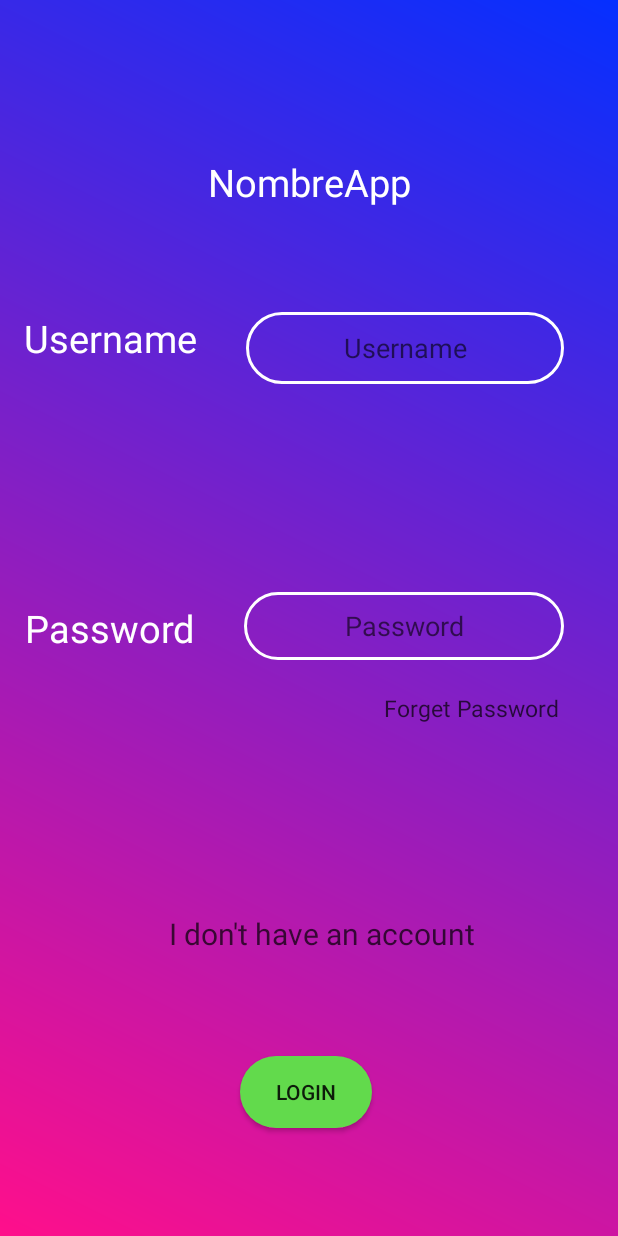
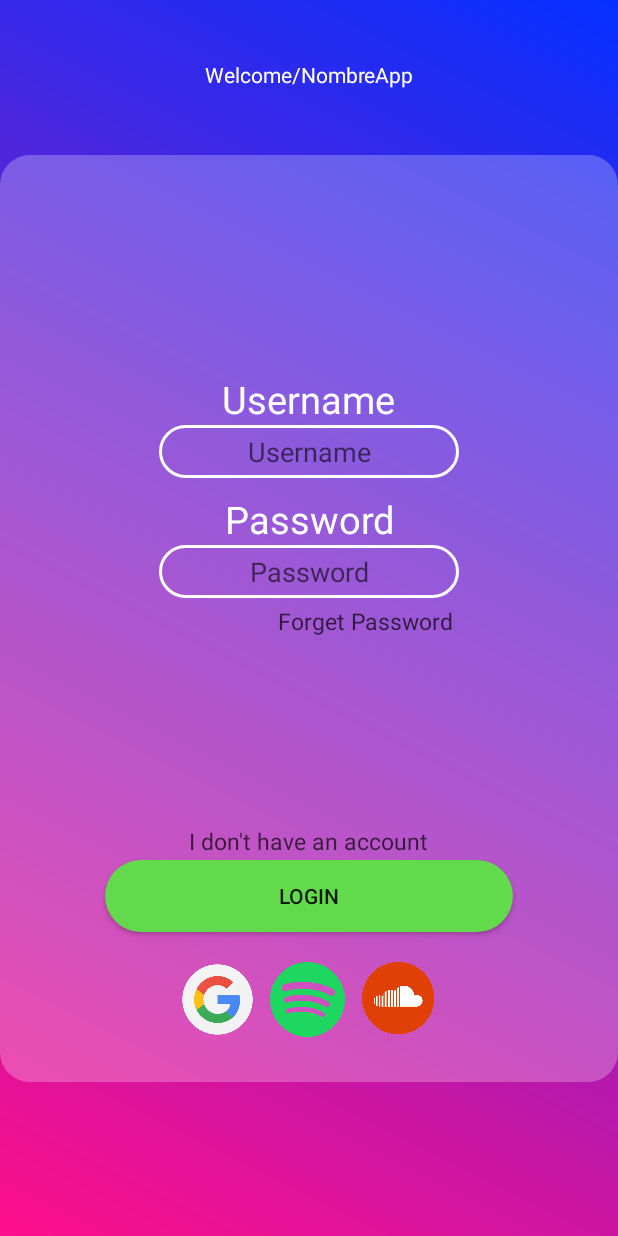
Before and after one commit to David-Francesch/TFG, an Android app: the screen it shows after launch (MainActivity), on a phone screen of 412 x 824 dp. Run offline under Robolectric (Android 15) with nearby library versions, the phone set to English and light mode, and no system bars.

Commit message:
Fondo y login nuevo

```diff
--- a/app/src/main/java/com/example/tfg/MainActivity.java
+++ b/app/src/main/java/com/example/tfg/MainActivity.java
@@ -49,4 +49,8 @@ public class MainActivity extends AppCompatActivity {
         Intent intentFPass = new Intent(this, loginv2.class);
         startActivity(intentFPass);
     }
+
+    public void registroPlatforms(View view){
+
+    }
 }
--- a/app/src/main/java/com/example/tfg/RegisterWindow.java
+++ b/app/src/main/java/com/example/tfg/RegisterWindow.java
@@ -17,7 +17,6 @@ import java.util.Calendar;
 public class RegisterWindow extends AppCompatActivity implements DatePickerDialog.OnDateSetListener {
 
     TextView fechaText;
-    int test;
 
     @Override
     protected void onCreate(Bundle savedInstanceState) {
--- a/app/src/main/res/layout/activity_main.xml
+++ b/app/src/main/res/layout/activity_main.xml
@@ -8,114 +8,176 @@
     android:background="@drawable/bg_colors"
     style="@style/AppTheme">
 
-    <TextView
-        android:id="@+id/NombreApp"
-        android:layout_width="wrap_content"
-        android:layout_height="wrap_content"
-        android:text="NombreApp"
-        android:textAlignment="center"
-
+    <RelativeLayout
+        android:layout_width="match_parent"
+        android:layout_height="0dp"
+        android:background="@drawable/fondoshape"
+        android:backgroundTint="@color/whiteTransparente"
         app:layout_constraintBottom_toBottomOf="parent"
         app:layout_constraintEnd_toEndOf="parent"
         app:layout_constraintStart_toStartOf="parent"
         app:layout_constraintTop_toTopOf="parent"
-        app:layout_constraintVertical_bias="0.132"
-        style="@style/TextLabels"/>
-
+        app:layout_constraintHeight_percent=".75">
 
         <TextView
-        android:id="@+id/UserText"
+            android:id="@+id/usertx"
             style="@style/TextLabels"
             android:layout_width="wrap_content"
             android:layout_height="wrap_content"
-        android:layout_marginStart="16dp"
-        android:layout_marginTop="208dp"
+            android:layout_alignParentTop="true"
+            android:layout_centerInParent="true"
+            android:layout_marginTop="140dp"
+            android:paddingTop="5dp"
             android:text="@string/usuario"
+            app:layout_constraintBottom_toBottomOf="parent"
+            app:layout_constraintEnd_toEndOf="parent"
+            app:layout_constraintStart_toStartOf="parent"
+            app:layout_constraintTop_toTopOf="parent" />
+
+        <EditText
+            android:id="@+id/passField"
+            style="@style/textInputs"
+            android:layout_width="200dp"
+            android:layout_height="35dp"
+            android:layout_alignParentTop="true"
+            android:layout_centerInParent="true"
+            android:layout_marginTop="260dp"
+            android:hint="@string/password"
+            android:inputType="textPersonName"
+            app:layout_constraintBottom_toBottomOf="parent"
+            app:layout_constraintEnd_toEndOf="parent"
             app:layout_constraintStart_toStartOf="parent"
             app:layout_constraintTop_toTopOf="parent" />
 
         <TextView
-        android:id="@+id/PassText"
+            android:id="@+id/passtx"
             style="@style/TextLabels"
             android:layout_width="wrap_content"
             android:layout_height="wrap_content"
-        android:layout_marginStart="16dp"
-        android:layout_marginBottom="388dp"
+            android:layout_alignParentTop="true"
+            android:layout_centerInParent="true"
+            android:layout_marginTop="220dp"
+            android:paddingTop="5dp"
             android:text="@string/password"
             app:layout_constraintBottom_toBottomOf="parent"
-        app:layout_constraintStart_toStartOf="parent" />
+            app:layout_constraintEnd_toEndOf="parent"
+            app:layout_constraintStart_toStartOf="parent"
+            app:layout_constraintTop_toTopOf="parent" />
 
         <EditText
+            android:id="@+id/userField"
             style="@style/textInputs"
-        android:id="@+id/userField"
-        android:layout_width="212dp"
-        android:layout_height="48dp"
-        android:layout_marginTop="208dp"
-        android:layout_marginEnd="36dp"
-        android:ems="10"
+            android:layout_width="200dp"
+            android:layout_height="35dp"
+            android:layout_alignParentTop="true"
+            android:layout_centerInParent="true"
+            android:layout_marginTop="180dp"
+            android:hint="@string/usuario"
             android:inputType="textPersonName"
-        android:hint="@string/usuario"
-        app:layout_constraintEnd_toEndOf="parent"
-        app:layout_constraintTop_toTopOf="parent"/>
-
-    <EditText
-        android:id="@+id/passField"
-        android:layout_width="213dp"
-        android:layout_height="45dp"
-        android:layout_marginEnd="36dp"
-        android:layout_marginBottom="384dp"
-        android:ems="10"
-        android:inputType="textPassword"
             app:layout_constraintBottom_toBottomOf="parent"
             app:layout_constraintEnd_toEndOf="parent"
-        android:hint="@string/password"
-        style="@style/textInputs"/>
+            app:layout_constraintStart_toStartOf="parent"
+            app:layout_constraintTop_toTopOf="parent" />
 
         <TextView
-        android:id="@+id/FPass"
+            android:id="@+id/fpass"
+            style="@style/BtnTextLabels"
             android:layout_width="wrap_content"
             android:layout_height="wrap_content"
-        android:layout_marginTop="21dp"
-        android:layout_marginEnd="39dp"
+            android:layout_alignParentTop="true"
+            android:layout_alignParentRight="true"
+            android:layout_centerInParent="true"
+            android:layout_marginTop="300dp"
+            android:layout_marginRight="110dp"
             android:text="@string/forgetPw"
             android:clickable="true"
-        android:onClick="forgotPass"
-        app:layout_constraintBottom_toBottomOf="parent"
-        app:layout_constraintEnd_toEndOf="parent"
-        app:layout_constraintTop_toBottomOf="@+id/passField"
-        app:layout_constraintVertical_bias="0.0"
-        style="@style/BtnTextLabels"/>
-
-    <Button
-        android:id="@+id/Login"
-        android:layout_width="wrap_content"
-        android:layout_height="wrap_content"
-        android:layout_marginStart="160dp"
-        android:layout_marginBottom="72dp"
-        android:background="@drawable/loginbutton"
-        android:onClick="loginProcess"
-        android:text="@string/login"
-        app:layout_constraintBottom_toBottomOf="parent"
-        app:layout_constraintStart_toStartOf="parent" />
+            android:onClick="forgotPass"/>
 
         <TextView
             android:id="@+id/RegisterText"
             style="@style/BtnTextLabels"
-        android:layout_width="223dp"
-        android:layout_height="75dp"
-        android:layout_marginStart="103dp"
-        android:layout_marginTop="103dp"
-        android:layout_marginEnd="85dp"
-        android:layout_marginBottom="45dp"
+            android:layout_width="wrap_content"
+            android:layout_height="wrap_content"
+            android:layout_alignParentBottom="true"
+            android:layout_centerInParent="true"
+            android:layout_marginBottom="150dp"
             android:clickable="true"
-        android:gravity="center"
-        android:minHeight="48dp"
             android:onClick="openRegister"
             android:text="@string/register"
-        android:textSize="20dp"
-        app:layout_constraintBottom_toTopOf="@+id/Login"
             app:layout_constraintEnd_toEndOf="parent"
             app:layout_constraintStart_toStartOf="parent"
-        app:layout_constraintTop_toBottomOf="@+id/FPass" />
+            app:layout_constraintTop_toTopOf="parent" />
+
+        <Button
+            android:id="@+id/loginbt"
+            android:layout_width="match_parent"
+            android:layout_height="wrap_content"
+            android:layout_alignParentBottom="true"
+            android:layout_centerInParent="true"
+            android:layout_marginHorizontal="70dp"
+            android:layout_marginBottom="100dp"
+            android:background="@drawable/loginbutton"
+            android:text="@string/login"
+            android:clickable="true"
+            android:onClick="loginProcess"
+            app:layout_constraintBottom_toBottomOf="parent"
+            app:layout_constraintEnd_toEndOf="parent"
+            app:layout_constraintStart_toStartOf="parent"
+            app:layout_constraintTop_toTopOf="parent" />
+
+        <ImageButton
+            android:id="@+id/googlelogo"
+            android:layout_width="50dp"
+            android:layout_height="50dp"
+            android:layout_alignParentBottom="true"
+            android:layout_marginLeft="120dp"
+            android:layout_marginBottom="30dp"
+            android:background="@drawable/googlelogo"
+            app:layout_constraintBottom_toBottomOf="parent"
+            app:layout_constraintEnd_toEndOf="parent"
+            app:layout_constraintStart_toStartOf="parent"
+            app:layout_constraintTop_toTopOf="parent" />
+
+        <ImageButton
+            android:id="@+id/spotigyloo"
+            android:layout_width="50dp"
+            android:layout_height="50dp"
+            android:layout_marginLeft="180dp"
+            android:background="@drawable/spotifylogo"
+            android:layout_marginBottom="30dp"
+            android:layout_alignParentBottom="true"
+            app:layout_constraintBottom_toBottomOf="parent"
+            app:layout_constraintEnd_toEndOf="parent"
+            app:layout_constraintStart_toStartOf="parent"
+            app:layout_constraintTop_toTopOf="parent" />
+
+        <ImageButton
+            android:id="@+id/soundcloudlogo"
+            android:layout_width="60dp"
+            android:layout_height="60dp"
+            android:layout_marginLeft="235dp"
+            android:background="@drawable/soundcloudlogo"
+            android:layout_marginBottom="26dp"
+            android:layout_alignParentBottom="true"
+            app:layout_constraintBottom_toBottomOf="parent"
+            app:layout_constraintEnd_toEndOf="parent"
+            app:layout_constraintStart_toStartOf="parent"
+            app:layout_constraintTop_toTopOf="parent" />
+
+    </RelativeLayout>
+
+    <TextView
+        android:id="@+id/nombretx"
+        android:layout_width="wrap_content"
+        android:layout_height="wrap_content"
+        android:text="Welcome/NombreApp"
+        app:layout_constraintBottom_toBottomOf="parent"
+        app:layout_constraintEnd_toEndOf="parent"
+        app:layout_constraintStart_toStartOf="parent"
+        app:layout_constraintTop_toTopOf="parent"
+        app:layout_constraintVertical_bias="0.05"
+        android:textColor="@color/white">
+
+    </TextView>
 
 </android.support.constraint.ConstraintLayout>
--- a/app/src/main/res/values/colors.xml
+++ b/app/src/main/res/values/colors.xml
@@ -8,7 +8,7 @@
     <color name="black">#FF000000</color>
     <color name="blackT">#B2000000</color>
     <color name="white">#FFFFFFFF</color>
-    <color name="whiteTransparente">#80FFFFFF</color>
+    <color name="whiteTransparente">#40FFFFFF</color>
     <color name="green">#62DA4C</color>
     <color name="logbt">#664CDA</color>
     <color name="nose">#66FF0000</color>
```
Lines whose indentation alone changed are shown as unchanged.
